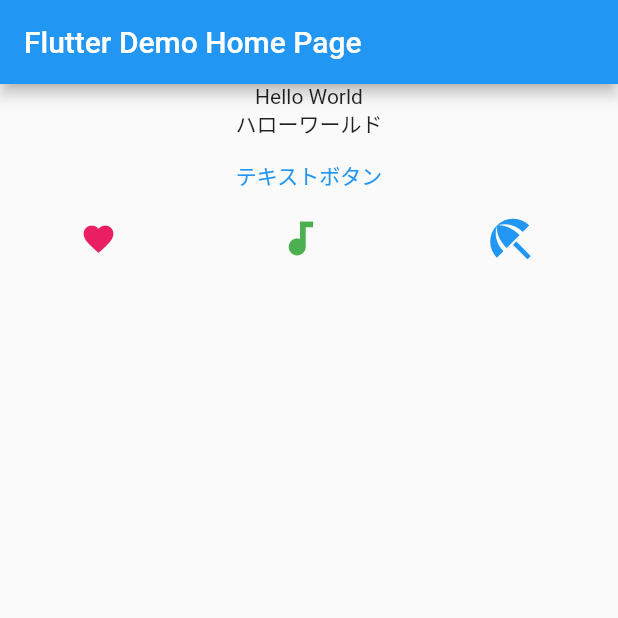
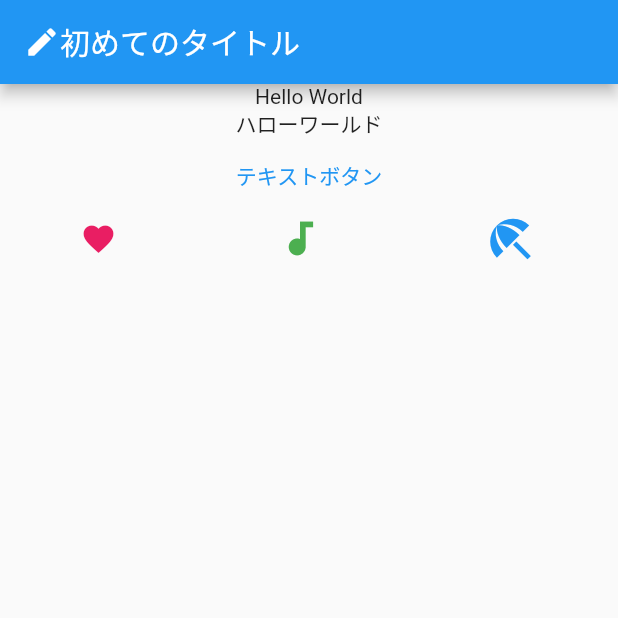
Before and after one commit to yamashun/flutter_application_1, a Flutter app: the screen it shows after launch, on a phone screen of 412 x 824 dp, the top half of it. Run offline on Flutter 3.47's test engine with Material 2 defaults, Android fonts, the phone set to English and light mode, and no system bars.

Commit message:
change title

```diff
--- a/lib/main.dart
+++ b/lib/main.dart
@@ -72,9 +72,10 @@ class _MyHomePageState extends State<MyHomePage> {
     // than having to individually change instances of widgets.
     return Scaffold(
       appBar: AppBar(
-        // Here we take the value from the MyHomePage object that was created by
-        // the App.build method, and use it to set our appbar title.
-        title: Text(widget.title),
+        title: Row(children: const [
+          Icon(Icons.create),
+          Text("初めてのタイトル")
+        ]),
       ),
       body: Column(children: [
         const Text("Hello World"),
```
